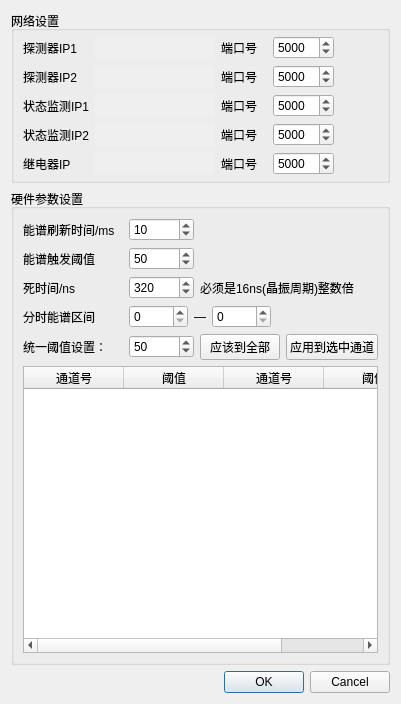
MrXiaomao/HardXrayCamera, file detectorsetting.ui: the form before one commit.
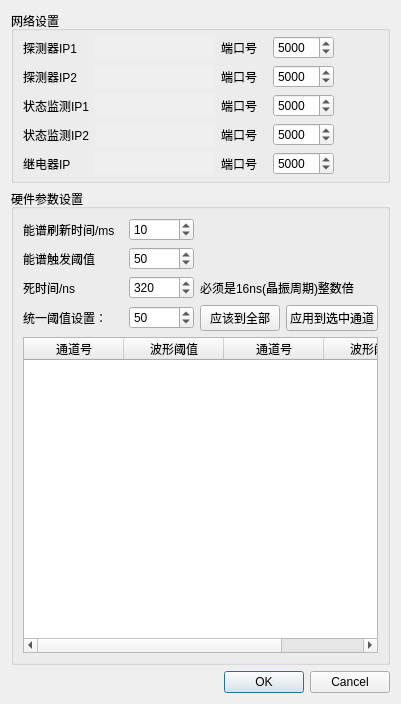
The form after the commit. Custom widgets are drawn as their Qt base class.

Commit message: 完善开始测量、停止测量，对FPGA发送指令，并对返回512道能谱数据进行解析。

Diff of the .ui file:
```diff
--- a/detectorsetting.ui
+++ b/detectorsetting.ui
@@ -420,6 +420,73 @@
       <string>硬件参数设置</string>
      </property>
      <layout class="QGridLayout" name="gridLayout_2">
+      <item row="1" column="1">
+       <widget class="QSpinBox" name="spb_threshold">
+        <property name="maximum">
+         <number>65536</number>
+        </property>
+        <property name="value">
+         <number>50</number>
+        </property>
+       </widget>
+      </item>
+      <item row="8" column="0" colspan="4">
+       <widget class="QTableWidget" name="tableThreshold">
+        <column>
+         <property name="text">
+          <string>通道号</string>
+         </property>
+        </column>
+        <column>
+         <property name="text">
+          <string>波形阈值</string>
+         </property>
+        </column>
+        <column>
+         <property name="text">
+          <string>通道号</string>
+         </property>
+        </column>
+        <column>
+         <property name="text">
+          <string>波形阈值</string>
+         </property>
+        </column>
+       </widget>
+      </item>
+      <item row="0" column="1">
+       <widget class="QSpinBox" name="spb_specRefashTime">
+        <property name="minimum">
+         <number>1</number>
+        </property>
+        <property name="maximum">
+         <number>10000</number>
+        </property>
+        <property name="value">
+         <number>10</number>
+        </property>
+       </widget>
+      </item>
+      <item row="7" column="2">
+       <widget class="QPushButton" name="pushButton">
+        <property name="text">
+         <string>应该到全部</string>
+        </property>
+       </widget>
+      </item>
+      <item row="7" column="0">
+       <widget class="QLabel" name="label_12">
+        <property name="minimumSize">
+         <size>
+          <width>100</width>
+          <height>0</height>
+         </size>
+        </property>
+        <property name="text">
+         <string>统一阈值设置：</string>
+        </property>
+       </widget>
+      </item>
       <item row="1" column="0">
        <widget class="QLabel" name="label_8">
         <property name="text">
@@ -427,7 +494,34 @@
         </property>
        </widget>
       </item>
-      <item row="8" column="1">
+      <item row="2" column="1">
+       <widget class="QSpinBox" name="spb_deadTime">
+        <property name="minimum">
+         <number>16</number>
+        </property>
+        <property name="maximum">
+         <number>10000</number>
+        </property>
+        <property name="value">
+         <number>320</number>
+        </property>
+       </widget>
+      </item>
+      <item row="0" column="0">
+       <widget class="QLabel" name="label_7">
+        <property name="text">
+         <string>能谱刷新时间/ms</string>
+        </property>
+       </widget>
+      </item>
+      <item row="7" column="3">
+       <widget class="QPushButton" name="pushButton_2">
+        <property name="text">
+         <string>应用到选中通道</string>
+        </property>
+       </widget>
+      </item>
+      <item row="7" column="1">
        <widget class="QSpinBox" name="spb_waveThreshold1">
         <property name="minimumSize">
          <size>
@@ -443,60 +537,6 @@
         </property>
        </widget>
       </item>
-      <item row="3" column="0">
-       <widget class="QLabel" name="label_10">
-        <property name="text">
-         <string>分时能谱区间</string>
-        </property>
-       </widget>
-      </item>
-      <item row="8" column="2">
-       <widget class="QPushButton" name="pushButton">
-        <property name="text">
-         <string>应该到全部</string>
-        </property>
-       </widget>
-      </item>
-      <item row="3" column="1" colspan="2">
-       <widget class="QWidget" name="widget" native="true">
-        <property name="sizePolicy">
-         <sizepolicy hsizetype="Preferred" vsizetype="Fixed">
-          <horstretch>0</horstretch>
-          <verstretch>0</verstretch>
-         </sizepolicy>
-        </property>
-        <layout class="QHBoxLayout" name="horizontalLayout">
-         <property name="leftMargin">
-          <number>0</number>
-         </property>
-         <property name="topMargin">
-          <number>0</number>
-         </property>
-         <property name="bottomMargin">
-          <number>0</number>
-         </property>
-         <item>
-          <widget class="QSpinBox" name="spinBox_4"/>
-         </item>
-         <item>
-          <widget class="QLabel" name="label_11">
-           <property name="sizePolicy">
-            <sizepolicy hsizetype="Fixed" vsizetype="Preferred">
-             <horstretch>0</horstretch>
-             <verstretch>0</verstretch>
-            </sizepolicy>
-           </property>
-           <property name="text">
-            <string>—</string>
-           </property>
-          </widget>
-         </item>
-         <item>
-          <widget class="QSpinBox" name="spinBox_5"/>
-         </item>
-        </layout>
-       </widget>
-      </item>
       <item row="2" column="2" colspan="2">
        <widget class="QLabel" name="label_28">
         <property name="text">
@@ -504,33 +544,6 @@
         </property>
        </widget>
       </item>
-      <item row="0" column="0">
-       <widget class="QLabel" name="label_7">
-        <property name="text">
-         <string>能谱刷新时间/ms</string>
-        </property>
-       </widget>
-      </item>
-      <item row="8" column="3">
-       <widget class="QPushButton" name="pushButton_2">
-        <property name="text">
-         <string>应用到选中通道</string>
-        </property>
-       </widget>
-      </item>
-      <item row="8" column="0">
-       <widget class="QLabel" name="label_12">
-        <property name="minimumSize">
-         <size>
-          <width>100</width>
-          <height>0</height>
-         </size>
-        </property>
-        <property name="text">
-         <string>统一阈值设置：</string>
-        </property>
-       </widget>
-      </item>
       <item row="2" column="0">
        <widget class="QLabel" name="label_9">
         <property name="text">
@@ -538,66 +551,6 @@
         </property>
        </widget>
       </item>
-      <item row="1" column="1">
-       <widget class="QSpinBox" name="spb_threshold">
-        <property name="maximum">
-         <number>65536</number>
-        </property>
-        <property name="value">
-         <number>50</number>
-        </property>
-       </widget>
-      </item>
-      <item row="0" column="1">
-       <widget class="QSpinBox" name="spb_specRefashTime">
-        <property name="minimum">
-         <number>1</number>
-        </property>
-        <property name="maximum">
-         <number>10000</number>
-        </property>
-        <property name="value">
-         <number>10</number>
-        </property>
-       </widget>
-      </item>
-      <item row="2" column="1">
-       <widget class="QSpinBox" name="spb_deadTime">
-        <property name="minimum">
-         <number>16</number>
-        </property>
-        <property name="maximum">
-         <number>10000</number>
-        </property>
-        <property name="value">
-         <number>320</number>
-        </property>
-       </widget>
-      </item>
-      <item row="9" column="0" colspan="4">
-       <widget class="QTableWidget" name="tableThreshold">
-        <column>
-         <property name="text">
-          <string>通道号</string>
-         </property>
-        </column>
-        <column>
-         <property name="text">
-          <string>阈值</string>
-         </property>
-        </column>
-        <column>
-         <property name="text">
-          <string>通道号</string>
-         </property>
-        </column>
-        <column>
-         <property name="text">
-          <string>阈值</string>
-         </property>
-        </column>
-       </widget>
-      </item>
      </layout>
     </widget>
    </item>
```
The commit also changes 7 other files.
